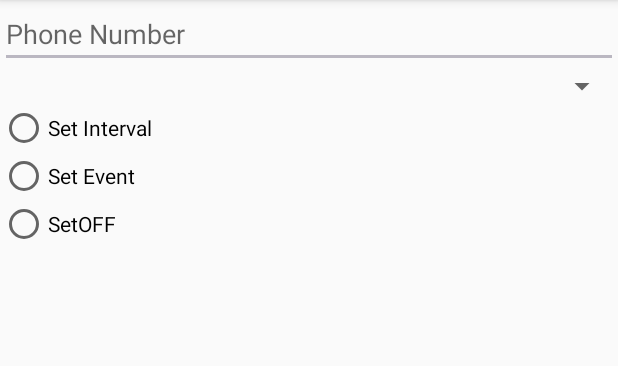
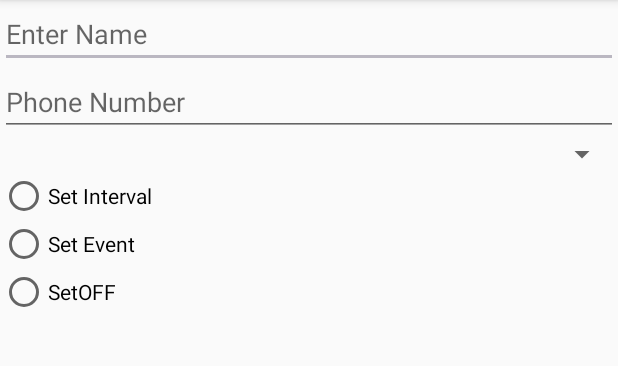
Before and after one commit to Muhammadwahab/ScoreBatao, an Android app: the AddPersons screen opened directly, with no data from a screen before it, on a phone screen of 412 x 824 dp, the part 84-450 px from its top. Run offline under Robolectric (Android 15) with nearby library versions, the phone set to English and light mode, and no system bars; network calls fail.

```diff
--- a/app/src/main/res/layout/activity_add_persons.xml
+++ b/app/src/main/res/layout/activity_add_persons.xml
@@ -7,6 +7,12 @@
     android:orientation="vertical"
     android:id="@+id/insertCoverge"
     tools:context="com.example.abdull.scorebatao.Activity.AddPersons">
+    <EditText
+        android:id="@+id/name"
+        android:layout_width="match_parent"
+        android:layout_height="wrap_content"
+        android:hint="Enter Name"
+        android:inputType="textAutoCorrect" />
 
     <EditText
         android:id="@+id/phoneNumber"
```
Also changed, not shown: app/src/main/java/com/example/abdull/scorebatao/Activity/PersonsDetail.java (+26 -51 lines), app/src/main/res/layout/person_detailed.xml (+8 -10 lines).
